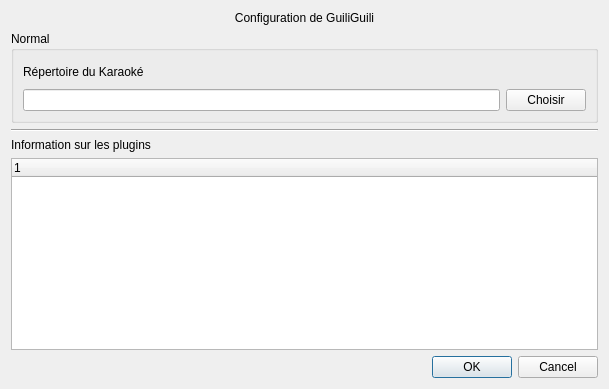
Above: GuiliGuili/configDialog.ui from Toyunda/toyunda before the change. Below: the same form after it.
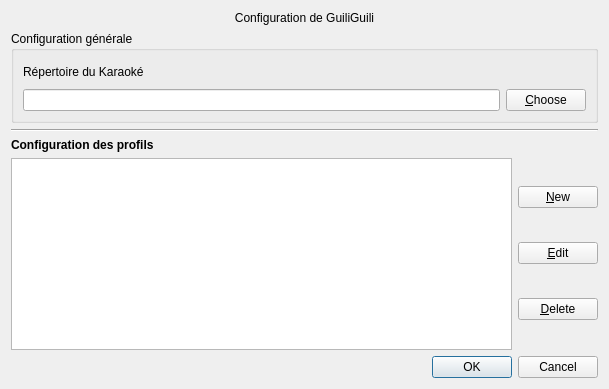
That is the form after the change.

Commit message: add profil support (not finish)

```diff
--- a/GuiliGuili/configDialog.ui
+++ b/GuiliGuili/configDialog.ui
@@ -38,7 +38,7 @@
         </sizepolicy>
        </property>
        <property name="title">
-        <string>Normal</string>
+        <string>Configuration générale</string>
        </property>
        <layout class="QVBoxLayout" name="verticalLayout_4">
         <item>
@@ -58,7 +58,7 @@
             <item>
              <widget class="QPushButton" name="selectKaraokeDirButton">
               <property name="text">
-               <string>Choisir</string>
+               <string>&amp;Choose</string>
               </property>
              </widget>
             </item>
@@ -78,19 +78,48 @@
      </item>
      <item>
       <widget class="QLabel" name="label_3">
+       <property name="font">
+        <font>
+         <weight>75</weight>
+         <bold>true</bold>
+        </font>
+       </property>
        <property name="text">
-        <string>Information sur les plugins</string>
+        <string>Configuration des profils</string>
        </property>
       </widget>
      </item>
      <item>
-      <widget class="QTreeWidget" name="pluginInfoTreeWidget">
-       <column>
-        <property name="text">
-         <string notr="true">1</string>
-        </property>
-       </column>
-      </widget>
+      <layout class="QHBoxLayout" name="horizontalLayout_2">
+       <item>
+        <widget class="QTableView" name="profilTableView"/>
+       </item>
+       <item>
+        <layout class="QVBoxLayout" name="verticalLayout_5">
+         <item>
+          <widget class="QPushButton" name="newProfilButton">
+           <property name="text">
+            <string>&amp;New</string>
+           </property>
+          </widget>
+         </item>
+         <item>
+          <widget class="QPushButton" name="editProfilButton">
+           <property name="text">
+            <string>&amp;Edit</string>
+           </property>
+          </widget>
+         </item>
+         <item>
+          <widget class="QPushButton" name="deleteProfilButton">
+           <property name="text">
+            <string>&amp;Delete</string>
+           </property>
+          </widget>
+         </item>
+        </layout>
+       </item>
+      </layout>
      </item>
      <item>
       <widget class="QDialogButtonBox" name="buttonBox">
```
The commit also changes 13 other files.
